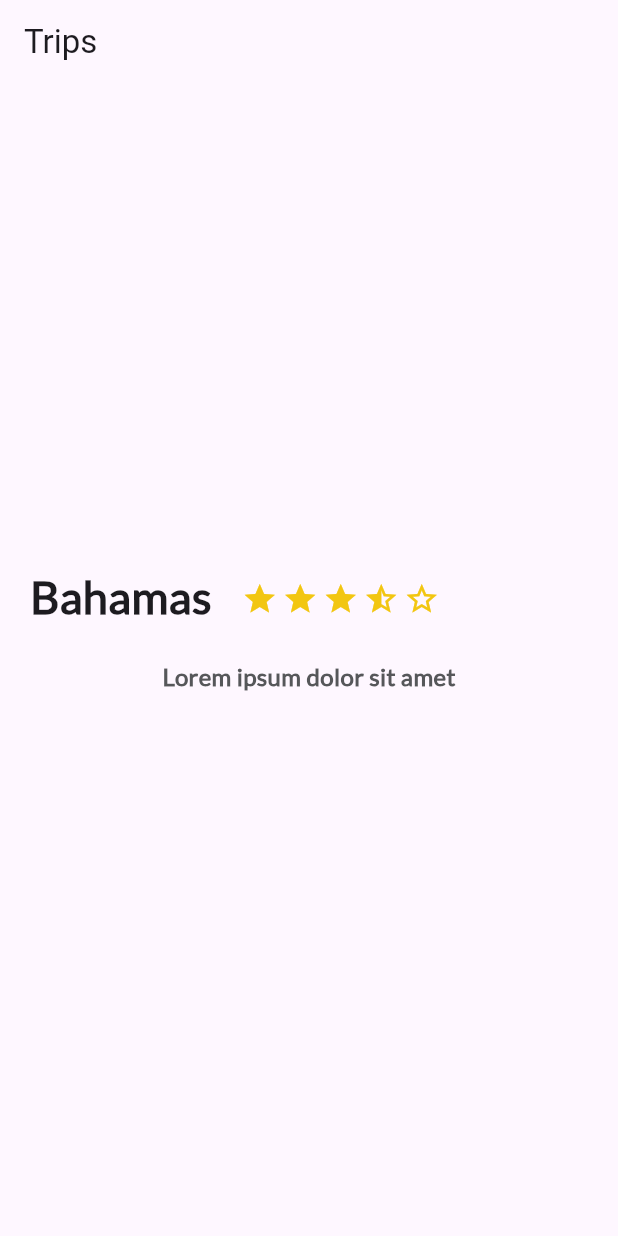
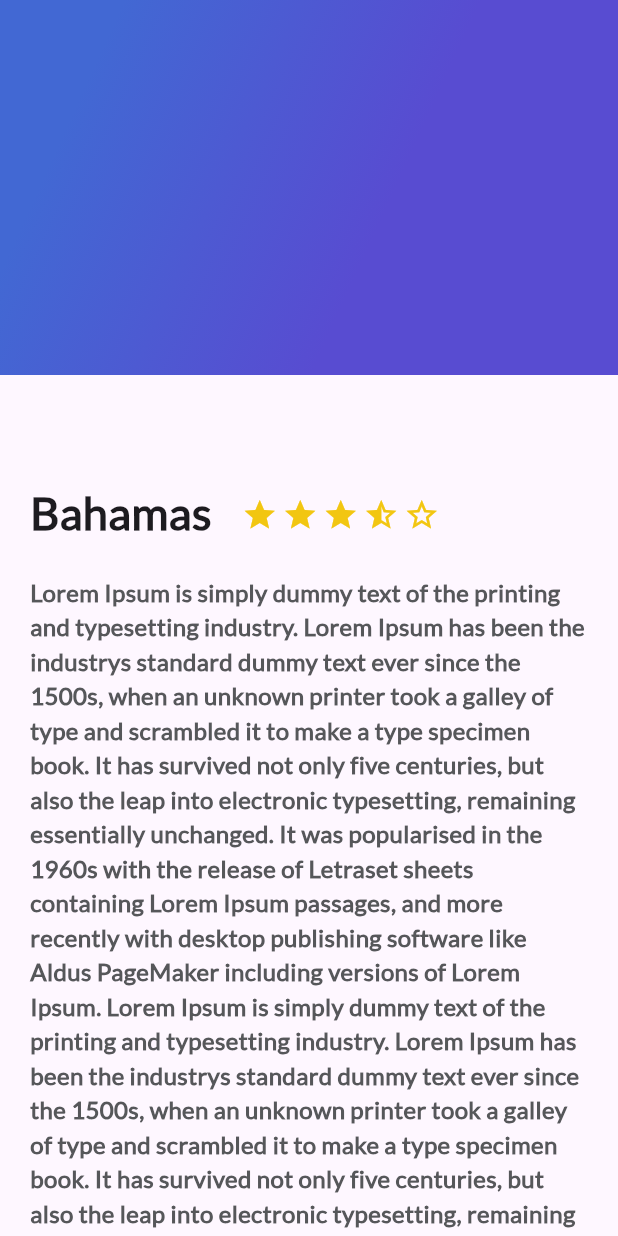
Before and after one commit to dannielnavas/tripixflutter, a Flutter app: the screen it shows after launch, on a phone screen of 412 x 824 dp. Run offline on Flutter 3.47's test engine with Material 3 defaults, Android fonts, the phone set to English and light mode, and no system bars.

Commit message:
✨ Actualización de importaciones y diseño de la página principal

```diff
--- a/lib/main.dart
+++ b/lib/main.dart
@@ -1,6 +1,7 @@
 import 'package:flutter/material.dart';
-
-import 'description_place.dart';
+import 'package:tripix/description_place.dart';
+import 'package:tripix/gradiant_back.dart';
+import 'package:tripix/review_list.dart';
 
 void main() {
   runApp(const MyApp());
@@ -12,6 +13,8 @@
   // This widget is the root of your application.
   @override
   Widget build(BuildContext context) {
+    const String descriptionDommy =
+        'Lorem Ipsum is simply dummy text of the printing and typesetting industry. Lorem Ipsum has been the industrys standard dummy text ever since the 1500s, when an unknown printer took a galley of type and scrambled it to make a type specimen book. It has survived not only five centuries, but also the leap into electronic typesetting, remaining essentially unchanged. It was popularised in the 1960s with the release of Letraset sheets containing Lorem Ipsum passages, and more recently with desktop publishing software like Aldus PageMaker including versions of Lorem Ipsum. Lorem Ipsum is simply dummy text of the printing and typesetting industry. Lorem Ipsum has been the industrys standard dummy text ever since the 1500s, when an unknown printer took a galley of type and scrambled it to make a type specimen book. It has survived not only five centuries, but also the leap into electronic typesetting, remaining essentially unchanged. It was popularised in the 1960s with the release of Letraset sheets containing Lorem Ipsum passages, and more recently with desktop publishing software like Aldus PageMaker including versions of Lorem Ipsum.';
     return MaterialApp(
       title: 'Flutter Demo',
       theme: ThemeData(
@@ -34,10 +37,22 @@
         useMaterial3: true,
       ),
       home: Scaffold(
-        appBar: AppBar(
-          title: const Text('Trips'),
+        // appBar: AppBar(
+        //   title: const Text('Trips'),
+        // ),
+        body: Stack(
+          children: <Widget>[
+            ListView(
+              children: const <Widget>[
+                DescriptionPlace('Bahamas', 4, descriptionDommy),
+                ReviewList(),
+              ],
+            ),
+            const RadiantBack(),
+          ],
         ),
-        body: DescriptionPlace('Bahamas', 4, 'Lorem ipsum dolor sit amet'),
+        // const DescriptionPlace('Bahamas', 4, 'Lorem ipsum dolor sit amet'),
+        // const ReviewList(),
       ),
 
       //  Scaffold(
```
